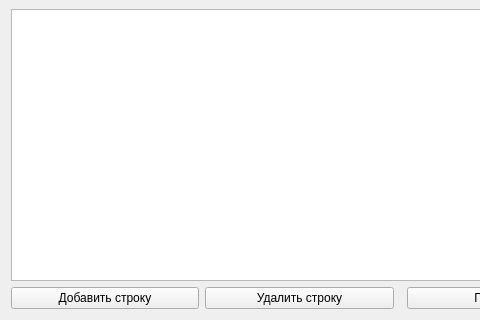
Qt form src/ui/dialogs/receiptform.ui (Smurf72T/POC_Terminal_Tracker) before a commit; both pictures show x 0 to 480 and y 280 to 600 of the 800 by 600 pixel window.
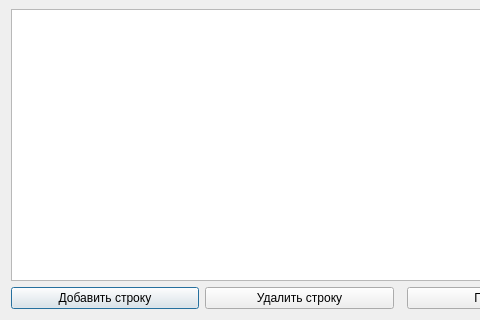
The same form after that commit.

```diff
--- a/src/ui/dialogs/receiptform.ui
+++ b/src/ui/dialogs/receiptform.ui
@@ -1,7 +1,7 @@
 <?xml version="1.0" encoding="UTF-8"?>
 <ui version="4.0">
     <class>ReceiptForm</class>
-    <widget class="QWidget" name="ReceiptForm">
+    <widget class="QDialog" name="ReceiptForm">
         <property name="geometry">
             <rect><x>0</x><y>0</y><width>800</width><height>600</height></rect>
         </property>
```
